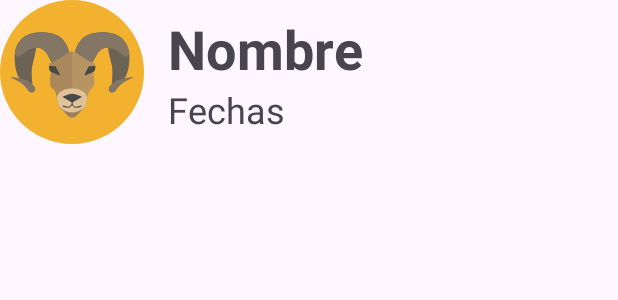
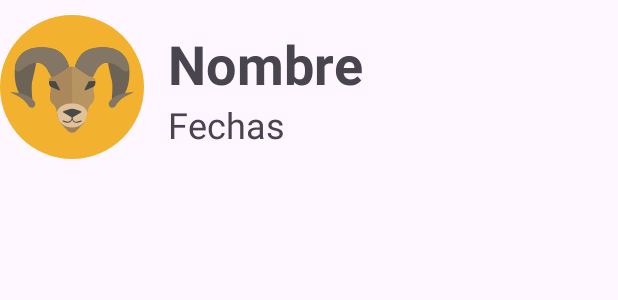
Before and after one commit to redfreedom-development/Horoscopo, an Android app: the layout item_horoscope.xml on its own in the app's theme, with its tools: preview values and no code run, on a phone screen of 412 x 824 dp. Shown: the top 300 px of the screen. Run offline under Robolectric (Android 15) with nearby library versions, the phone set to English and light mode, and no system bars.

```diff
--- a/app/src/main/java/com/example/horoscopo/activities/ListActivity.kt
+++ b/app/src/main/java/com/example/horoscopo/activities/ListActivity.kt
@@ -10,6 +10,7 @@ import com.example.horoscopo.R
 import com.example.horoscopo.data.Horoscope
 import com.example.horoscopo.data.HoroscopeProvider
 import androidx.recyclerview.widget.RecyclerView
+import com.example.horoscopo.adapters.HoroscopeAdapter
 
 
 class ListActivity : AppCompatActivity() {
--- a/app/src/main/res/layout/item_horoscope.xml
+++ b/app/src/main/res/layout/item_horoscope.xml
@@ -2,7 +2,8 @@
 <LinearLayout xmlns:android="http://schemas.android.com/apk/res/android"
     android:orientation="horizontal"
     android:layout_width="match_parent"
-    android:layout_height="wrap_content">
+    android:layout_height="wrap_content"
+    android:layout_marginTop="10dp">
 
     <ImageView
         android:id="@+id/symbolImageView"
```
Also changed, not shown: app/src/main/java/com/example/horoscopo/Adapters/HoroscopeAdapter.kt (added, +43 -0 lines).
